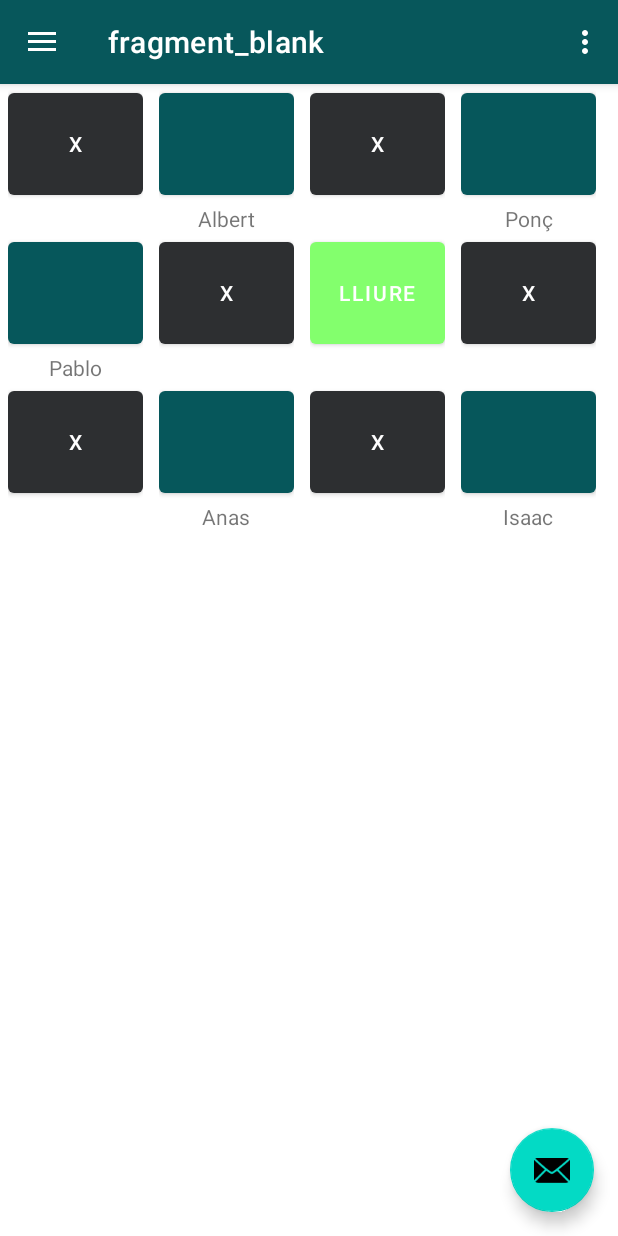
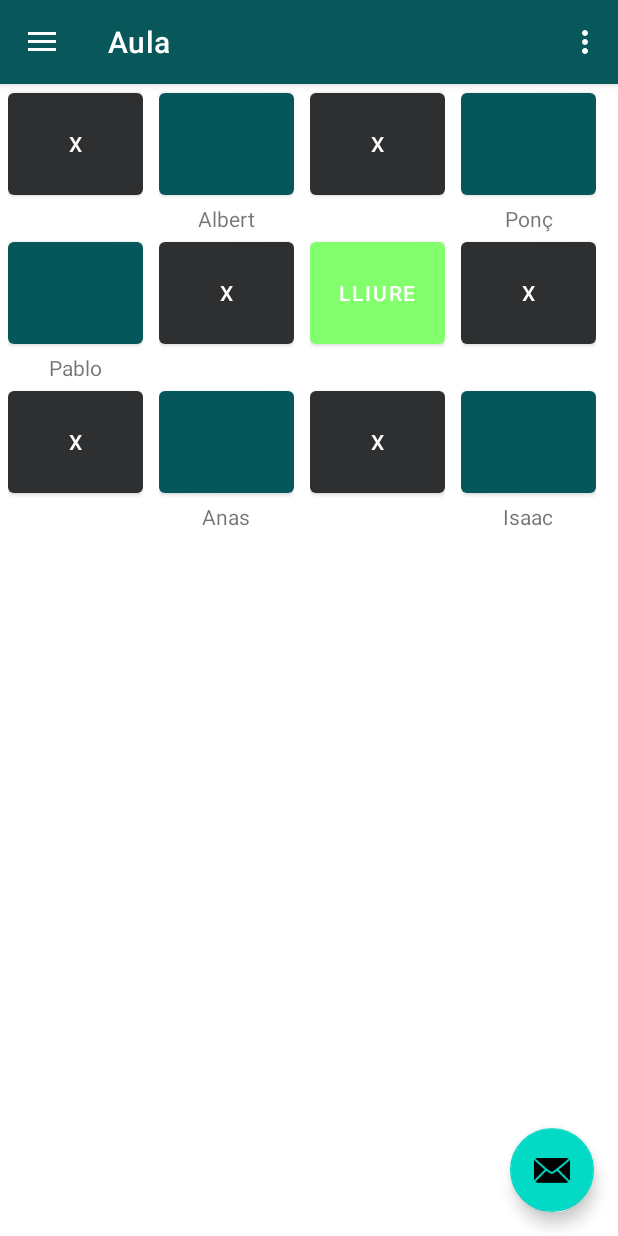
Before and after one commit to Porkins4/PES_Gescov_APP, an Android app: the screen it shows after launch (NavigationMenu), in the side drawer, after a tap on "Visualitzar Aula", on a phone screen of 412 x 824 dp. Run offline under Robolectric (Android 15) with nearby library versions, the phone set to English and light mode, and no system bars; our stand-ins replace navigation-ui.

Commit message:
new update

```diff
--- a/app/src/main/res/navigation/mobile_navigation.xml
+++ b/app/src/main/res/navigation/mobile_navigation.xml
@@ -25,12 +25,12 @@
     <fragment
         android:id="@+id/visualizarAula"
         android:name="com.example.gescov.showDistributionFragment"
-        android:label="fragment_blank"
+        android:label="@string/aula"
         tools:layout="@layout/fragment_show_distribution" />
     <fragment
         android:id="@+id/ContagionList"
         android:name="com.example.gescov.PresentationLayer.ContagionList.ContagionListFragment"
-        android:label="fragment_blank2"
+        android:label="@string/contagionlist"
         tools:layout="@layout/contagionlist" />
     <fragment
         android:id="@+id/blankFragment3"
--- a/app/src/main/res/values/strings.xml
+++ b/app/src/main/res/values/strings.xml
@@ -28,4 +28,9 @@
     <string name="hello_blank_fragment">Hello blank fragment</string>
     <string name="contagion_list">"Llista de contagis "</string>
     <string name="catalan_tableStatus_Free">Lliure</string>
+    <!-- Aula -->
+    <string name= "aula">Aula</string>
+    <!-- Aula -->
+    <string name="contagionlist">Llista de Contagis</string>
+
 </resources>
```
Also changed, not shown: app/src/main/java/com/example/gescov/DomainLayer/Services/ContagionServiceImplementor.java (+3 -7 lines), app/src/main/java/com/example/gescov/PresentationLayer/ContagionList/ContagionListFragment.java (+5 -5 lines).
